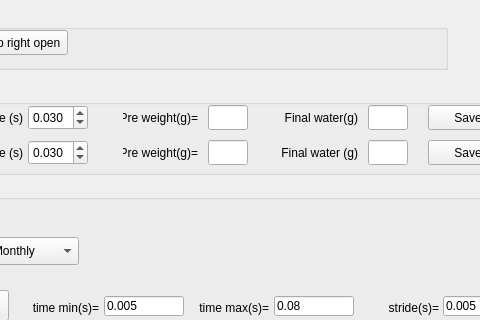
First picture: the form in src/foraging_gui/Calibration.ui, repository AllenNeuralDynamics/dynamic-foraging-task, before the edit; both pictures show x 162 to 642 and y 0 to 320 of the 1080 by 869 pixel window.
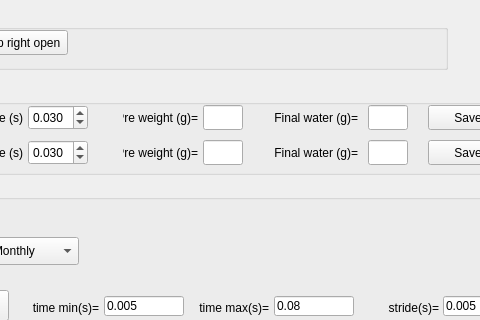
Second picture: the form after the edit.

```diff
--- a/src/foraging_gui/Calibration.ui
+++ b/src/foraging_gui/Calibration.ui
@@ -787,7 +787,7 @@
             </rect>
         </property>
         <property name="text">
-            <string>Pre weight(g)=</string>
+            <string>Pre weight (g)=</string>
         </property>
         <property name="textFormat">
             <enum>Qt::AutoText</enum>
@@ -806,7 +806,7 @@
             </rect>
         </property>
         <property name="text">
-            <string>Pre weight(g)=</string>
+            <string>Pre weight (g)=</string>
         </property>
         <property name="textFormat">
             <enum>Qt::AutoText</enum>
@@ -818,7 +818,7 @@
     <widget class="QLineEdit" name="SpotCheckPreWeightLeft">
         <property name="geometry">
             <rect>
-                <x>360</x>
+                <x>355</x>
                 <y>20</y>
                 <width>40</width>
                 <height>25</height>
@@ -831,7 +831,7 @@
     <widget class="QLineEdit" name="SpotCheckPreWeightRight">
         <property name="geometry">
             <rect>
-                <x>360</x>
+                <x>355</x>
                 <y>55</y>
                 <width>40</width>
                 <height>25</height>
@@ -851,7 +851,7 @@
             </rect>
         </property>
         <property name="text">
-            <string>Final water(g)</string>
+            <string>Final water (g)=</string>
         </property>
         <property name="textFormat">
             <enum>Qt::AutoText</enum>
@@ -870,7 +870,7 @@
             </rect>
         </property>
         <property name="text">
-            <string>Final water (g)</string>
+            <string>Final water (g)=</string>
         </property>
         <property name="textFormat">
             <enum>Qt::AutoText</enum>
```
